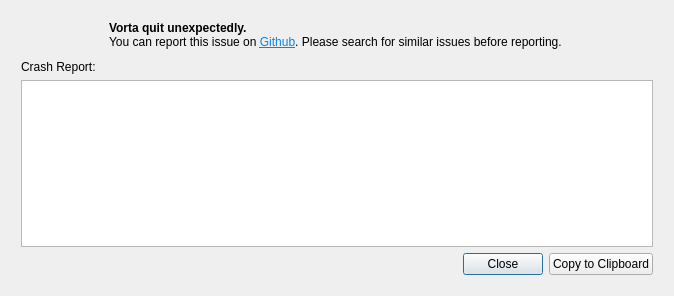
Qt form src/vorta/assets/UI/exception_dialog.ui (borgbase/vorta) before a commit.
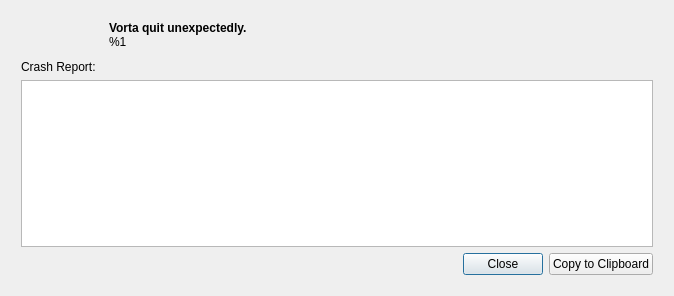
The same form after that commit.

```diff
--- a/src/vorta/assets/UI/exception_dialog.ui
+++ b/src/vorta/assets/UI/exception_dialog.ui
@@ -91,7 +91,7 @@
          <item>
           <widget class="QLabel" name="report_to_github_label">
            <property name="text">
-            <string>&lt;html&gt;&lt;head/&gt;&lt;body&gt;&lt;p&gt;You can report this issue on &lt;a href=&quot;https://github.com/borgbase/vorta/issues&quot;&gt;&lt;span style=&quot; text-decoration: underline; color:#0984e3;&quot;&gt;Github&lt;/span&gt;&lt;/a&gt;. Please search for similar issues before reporting.&lt;/p&gt;&lt;/body&gt;&lt;/html&gt;</string>
+          <string notr="true">&lt;html&gt;&lt;head/&gt;&lt;body&gt;&lt;p&gt;%1&lt;/p&gt;&lt;/body&gt;&lt;/html&gt;</string>
            </property>
            <property name="wordWrap">
             <bool>true</bool>
```
Lines whose indentation alone changed are shown as unchanged.
